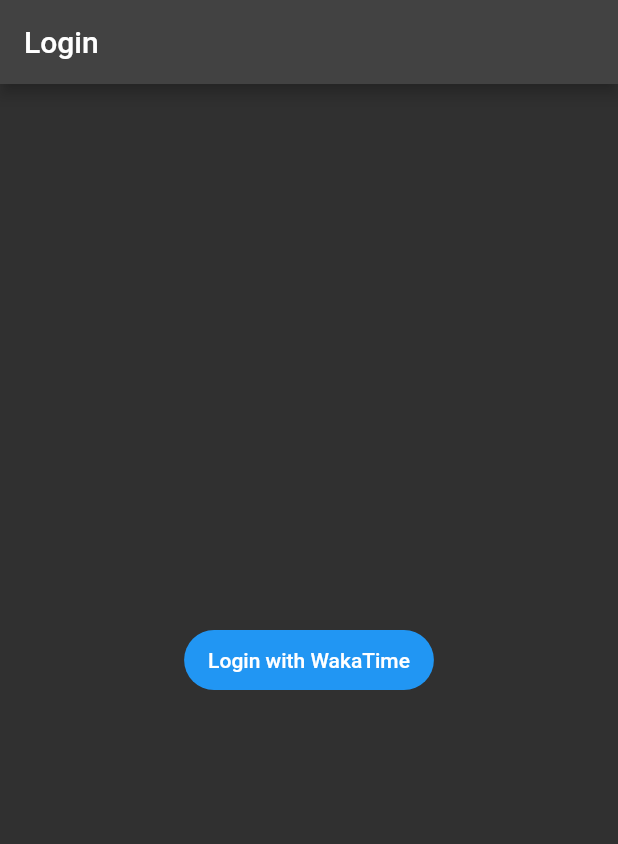
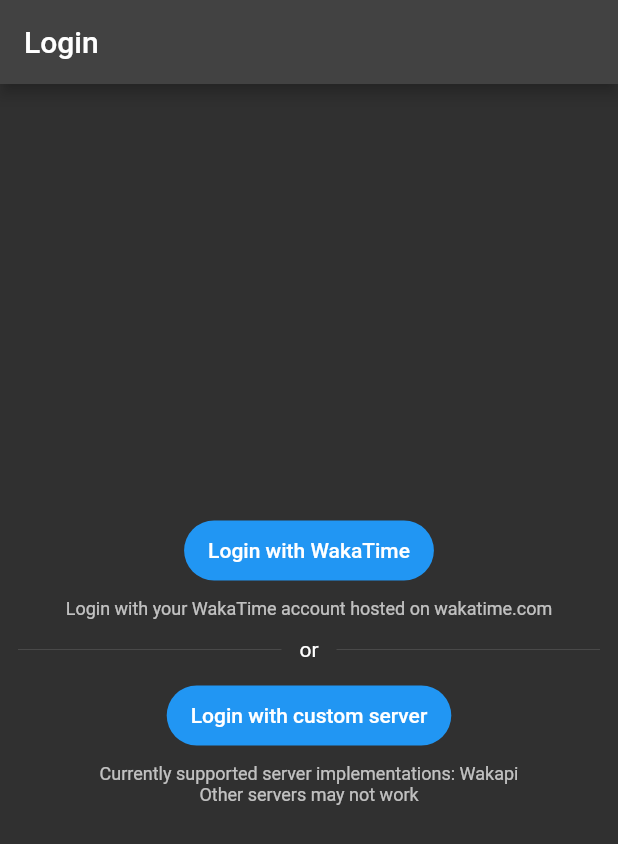
Before and after one commit to GioPan04/wakaboard, a Flutter app: the LoginPage screen opened by its route, after a tap on "Login with WakaTime", on a phone screen of 412 x 824 dp. Shown: the top 844 px of the screen. Run offline on Flutter 3.47's test engine with Material 2 defaults, Android fonts, the phone set to English and light mode, and no system bars; our stand-ins replace dio, fl_chart, flutter_riverpod, flutter_secure_storage, go_router, logger and 2 more; missing offline and left inert: flutter_web_auth_2; accounts and stored records are empty; network calls fail.

Commit message:
Added wakapi compatibility

```diff
--- a/lib/main.dart
+++ b/lib/main.dart
@@ -7,7 +7,10 @@
 Future<void> main() async {
   WidgetsFlutterBinding.ensureInitialized();
 
-  final auth = await AuthApi.loadUser().onError((error, stackTrace) => null);
+  final auth = await AuthApi.customLogin(
+    "NzhhNzkzNTktMTBmYS00ODFjLTkyNmEtZDM2MmVmMjY1Yjhk",
+    "https://wakapi.giopan.dev/api/compat/wakatime/v1",
+  ).onError((error, stackTrace) => null);
 
   runApp(ProviderScope(
     overrides: [
--- a/lib/models/project.dart
+++ b/lib/models/project.dart
@@ -20,7 +20,7 @@
       lastHeartbeat: json['last_heartbeat_at'] != null
           ? DateTime.parse(json['last_heartbeat_at'])
           : null,
-      repository: json['repository'] != null
+      repository: json['repository'] != null && json['repository'] != ''
           ? Repository.fromJson(json['repository'])
           : null,
     );
--- a/lib/models/summary.dart
+++ b/lib/models/summary.dart
@@ -26,7 +26,7 @@
       start: DateTime.parse(json['start']),
       end: DateTime.parse(json['end']),
       total: Duration(
-        seconds: (json['cumulative_total']['seconds'] as double).toInt(),
+        seconds: (json['cumulative_total']['seconds']),
       ),
       dailyAverage: Duration(
         seconds: (json['daily_average']['seconds'] as int).toInt(),
@@ -57,7 +57,7 @@
   factory SummaryDay.fromJson(Map<String, dynamic> json) {
     return SummaryDay(
       total: Duration(
-        seconds: (json['grand_total']['total_seconds'] as double).toInt(),
+        seconds: (json['grand_total']['total_seconds'] as int),
       ),
       range: Range.fromJson(json['range']),
       projects: json['projects']
@@ -94,7 +94,7 @@
   factory SummaryItem.fromJson(Map<String, dynamic> json) {
     return SummaryItem(
       name: json['name'],
-      percent: json['percent'],
+      percent: json['percent'].toDouble(),
       duration: Duration(
         hours: json['hours'],
         minutes: json['minutes'],
--- a/lib/models/user.dart
+++ b/lib/models/user.dart
@@ -1,22 +1,52 @@
-final class AuthUser {
+import 'package:dio/dio.dart';
+
+abstract class AuthUser {
   final User user;
   final String token;
 
   AuthUser(this.user, this.token);
+
+  BaseOptions get dioBaseOptions;
+}
+
+class WakatimeAuthUser extends AuthUser {
+  WakatimeAuthUser(User user, String token) : super(user, token);
+
+  @override
+  BaseOptions get dioBaseOptions => BaseOptions(
+        baseUrl: 'https://wakatime.com/api/v1',
+        headers: {
+          'Authorization': 'Bearer $token',
+        },
+      );
+}
+
+class CustomAuthUser extends AuthUser {
+  final String baseUri;
+
+  CustomAuthUser(User user, String token, this.baseUri) : super(user, token);
+
+  @override
+  BaseOptions get dioBaseOptions => BaseOptions(
+        baseUrl: baseUri,
+        headers: {
+          'Authorization': 'Basic $token',
+        },
+      );
 }
 
 final class User {
   final String id;
   final String? email;
-  final String photo;
+  final String? photo;
   final String fullName;
   final String username;
 
   const User({
     required this.id,
-    required this.photo,
     required this.fullName,
     required this.username,
+    this.photo,
     this.email,
   });
 
@@ -24,7 +54,7 @@
     return User(
       id: json['id'],
       photo: json['photo'],
-      fullName: json['full_name'],
+      fullName: json['full_name'] ?? json['username'],
       username: json['username'],
       email: json['email'],
     );
--- a/lib/pages/login.dart
+++ b/lib/pages/login.dart
@@ -1,96 +1,160 @@
 import 'dart:async';
-
 import 'package:flutter/material.dart';
 import 'package:flutter_riverpod/flutter_riverpod.dart';
-import 'package:flutter_web_auth_2/flutter_web_auth_2.dart';
 import 'package:flutterwaka/api/auth.dart';
+import 'package:flutterwaka/models/user.dart';
 import 'package:flutterwaka/providers/logged_user.dart';
+import 'package:flutterwaka/services/wakatime_oauth.dart';
+import 'package:flutterwaka/widgets/or_separator.dart';
 import 'package:go_router/go_router.dart';
 
-final _loginProvider = AsyncNotifierProvider<_AuthNotifier, String?>(
-  () => _AuthNotifier(),
-);
+final _customServerProvider = StateProvider((ref) => false);
 
-class LoginPage extends ConsumerWidget {
+class LoginPage extends ConsumerStatefulWidget {
   const LoginPage({super.key});
 
   @override
-  Widget build(BuildContext context, WidgetRef ref) {
-    // final login = ref.watch(_loginProvider);
+  LoginPageState createState() => LoginPageState();
+}
+
+class LoginPageState extends ConsumerState<LoginPage> {
+  Future<WakatimeAuthUser> _wakatimeLogin() async {
+    final accessToken = await WakaTimeOAuth.launch();
+    if (accessToken == null) throw Exception('No access token');
+
+    final user = await AuthApi.wakatimeLogin(accessToken);
+    if (user == null) throw Exception('No user');
+
+    ref.read(loggedUserProvider.notifier).state = user;
+
+    return user;
+  }
+
+  Future<CustomAuthUser> _customLogin(String baseUri, String token) async {
+    final user = await AuthApi.customLogin(baseUri, token);
+    if (user == null) throw Exception('No user');
+
+    ref.read(loggedUserProvider.notifier).state = user;
+
+    return user;
+  }
+
+  Future? _loginFuture;
+  final _baseApiUriController = TextEditingController();
+  final _apiTokenController = TextEditingController();
+
+  @override
+  Widget build(BuildContext context) {
+    final theme = Theme.of(context);
+    final customServer = ref.watch(_customServerProvider);
 
     return Scaffold(
       appBar: AppBar(
         title: const Text('Login'),
       ),
-      body: Center(
-        child: FilledButton(
-          onPressed: () => ref.read(_loginProvider.notifier).login().then(
-            (value) {
-              if (value != null) {
-                context.go('/home');
+      body: Padding(
+        padding: const EdgeInsets.symmetric(horizontal: 12),
+        child: Center(
+          child: FutureBuilder(
+            future: _loginFuture,
+            builder: (context, snapshot) {
+              if (snapshot.connectionState == ConnectionState.waiting) {
+                return const CircularProgressIndicator();
               }
+
+              return Column(
+                mainAxisAlignment: MainAxisAlignment.center,
+                children: [
+                  ...!customServer
+                      ? [
+                          FilledButton(
+                            onPressed: () {
+                              final future = _wakatimeLogin().then(
+                                (user) => context.go('/home'),
+                              );
+
+                              setState(() {
+                                _loginFuture = future;
+                              });
+                            },
+                            child: const Text('Login with WakaTime'),
+                          ),
+                          const SizedBox(height: 8.0),
+                          Text(
+                            'Login with your WakaTime account hosted on wakatime.com',
+                            style: theme.textTheme.bodySmall,
+                            textAlign: TextAlign.center,
+                          ),
+                          const Padding(
+                            padding: EdgeInsets.symmetric(vertical: 12.0),
+                            child: OrSeparator(),
+                          ),
+                        ]
+                      : [
+                          TextField(
+                            controller: _baseApiUriController,
+                            decoration: const InputDecoration(
+                              border: OutlineInputBorder(),
+                              labelText: "Base API URI",
+                              hintText:
+                                  "https://example.com/api/compat/wakatime/v1",
+                            ),
+                          ),
+                          const SizedBox(height: 8.0),
+                          TextField(
+                            controller: _apiTokenController,
+                            decoration: const InputDecoration(
+                              border: OutlineInputBorder(),
+                              labelText: "API token",
+                            ),
+                          ),
+                          const SizedBox(height: 8.0),
+                        ],
+                  Row(
+                    mainAxisAlignment: !customServer
+                        ? MainAxisAlignment.center
+                        : MainAxisAlignment.spaceBetween,
+                    children: [
+                      if (customServer)
+                        BackButton(
+                            onPressed: () => ref
+                                .read(_customServerProvider.notifier)
+                                .state = false),
+                      FilledButton(
+                        onPressed: !customServer
+                            ? () => ref
+                                .read(_customServerProvider.notifier)
+                                .state = true
+                            : () {
+                                final future = _customLogin(
+                                  _apiTokenController.text,
+                                  _baseApiUriController.text,
+                                )
+                                    .then(
+                                      (user) => context.go('/home'),
+                                    )
+                                    .catchError((e) => print(e));
+
+                                setState(() {
+                                  _loginFuture = future;
+                                });
+                              },
+                        child: const Text('Login with custom server'),
+                      ),
+                    ],
+                  ),
+                  const SizedBox(height: 8.0),
+                  Text(
+                    'Currently supported server implementations: Wakapi\nOther servers may not work',
+                    style: theme.textTheme.bodySmall,
+                    textAlign: TextAlign.center,
+                  ),
+                ],
+              );
             },
           ),
-          child: const Text('Login with WakaTime'),
         ),
       ),
     );
   }
 }
-
-class _AuthNotifier extends AsyncNotifier<String?> {
-  @override
-  Future<String?> build() {
-    return Future.value();
-  }
-
-  Future login() async {
-    state = const AsyncValue.loading();
-
-    const appId = 'MBzCVc9hyiqz6KKQjKSJZ2tM';
-    const redirect = 'flutterwaka://auth/redirect';
-    const scopes = [
-      'email',
-      'read_logged_time',
-      'read_stats',
-      'read_orgs',
-      'read_private_leaderboards'
-    ];
-
-    final url = Uri.https(
-      'wakatime.com',
-      '/oauth/authorize',
-      {
-        'client_id': appId,
-        'redirect_uri': redirect,
-        'scope': scopes.join(','),
-        'response_type': 'token',
-      },
-    );
-
-    final res = await FlutterWebAuth2.authenticate(
-      url: url.toString(),
-      callbackUrlScheme: 'flutterwaka',
-    );
-
-    final params = _parseUri(res, redirect);
-    final accessToken = params['access_token']!;
-    final user = await AuthApi.login(accessToken);
-
-    ref.read(loggedUserProvider.notifier).state = user;
-    state = AsyncValue.data(res);
-
-    return user;
-  }
-
-  Map<String, String> _parseUri(String uri, String redirect) {
-    final paramList = uri.replaceFirst('$redirect#', '').split('&');
-    final params = <String, String>{};
-    for (final p in paramList) {
-      final param = p.split('=');
-      params[param[0]] = param[1];
-    }
-
-    return params;
-  }
-}
--- a/lib/pages/profile.dart
+++ b/lib/pages/profile.dart
@@ -30,6 +30,7 @@
         children: [
           Row(
             children: [
+              if (user.photo != null)
                 CircleAvatar(
                   radius: 64,
                   child: ClipOval(
--- a/lib/pages/summary.dart
+++ b/lib/pages/summary.dart
@@ -12,7 +12,7 @@
   final dio = ref.watch(clientProvider);
   final today = DateTime.now();
   final start = today.subtract(const Duration(days: 7));
-  final format = DateFormat.yMd();
+  final format = DateFormat('y-MM-dd');
 
   final res = await dio!.getUri(Uri(
     path: '/users/current/summaries',
@@ -103,7 +103,7 @@
               const SizedBox.shrink(),
         ],
       ),
-      error: (e, __) => Text(__.toString()),
+      error: (e, s) => Text("$e\n$s"),
       loading: () => const Center(
         child: CircularProgressIndicator(),
       ),
--- a/lib/providers/router.dart
+++ b/lib/providers/router.dart
@@ -10,7 +10,7 @@
     routes: [
       GoRoute(
         path: '/login',
-        builder: (context, state) => const LoginPage(),
+        builder: (context, state) => LoginPage(),
       ),
       GoRoute(
         path: '/home',
--- /dev/null
+++ b/lib/services/wakatime_oauth.dart
@@ -0,0 +1,47 @@
+import 'package:flutter_web_auth_2/flutter_web_auth_2.dart';
+
+class WakaTimeOAuth {
+  static const appId = 'MBzCVc9hyiqz6KKQjKSJZ2tM';
+  static const redirect = 'flutterwaka://auth/redirect';
+  static const scopes = [
+    'email',
+    'read_logged_time',
+    'read_stats',
+    'read_orgs',
+    'read_private_leaderboards'
+  ];
+
+  static final url = Uri.https(
+    'wakatime.com',
+    '/oauth/authorize',
+    {
+      'client_id': appId,
+      'redirect_uri': redirect,
+      'scope': scopes.join(','),
+      'response_type': 'token',
+    },
+  );
+
+  /// Opens a web login window to login with WakaTime
+  /// and returns the access token
+  static Future<String?> launch() async {
+    final res = await FlutterWebAuth2.authenticate(
+      url: url.toString(),
+      callbackUrlScheme: 'flutterwaka',
+    );
+
+    final params = _parseUri(res, redirect);
+    return params['access_token'];
+  }
+
+  static Map<String, String> _parseUri(String uri, String redirect) {
+    final paramList = uri.replaceFirst('$redirect#', '').split('&');
+    final params = <String, String>{};
+    for (final p in paramList) {
+      final param = p.split('=');
+      params[param[0]] = param[1];
+    }
+
+    return params;
+  }
+}
--- /dev/null
+++ b/lib/widgets/or_separator.dart
@@ -0,0 +1,18 @@
+import 'package:flutter/material.dart';
+
+class OrSeparator extends StatelessWidget {
+  const OrSeparator({super.key});
+
+  @override
+  Widget build(BuildContext context) {
+    return const Row(
+      children: [
+        Expanded(child: Divider()),
+        SizedBox(width: 12.0),
+        Text('or'),
+        SizedBox(width: 12.0),
+        Expanded(child: Divider()),
+      ],
+    );
+  }
+}
```
Also changed, not shown: lib/api/auth.dart (+25 -5 lines), lib/pages/projects.dart (+6 -1 lines), lib/providers/client.dart (+3 -9 lines), pubspec.lock. Lines whose indentation alone changed are shown as unchanged.
